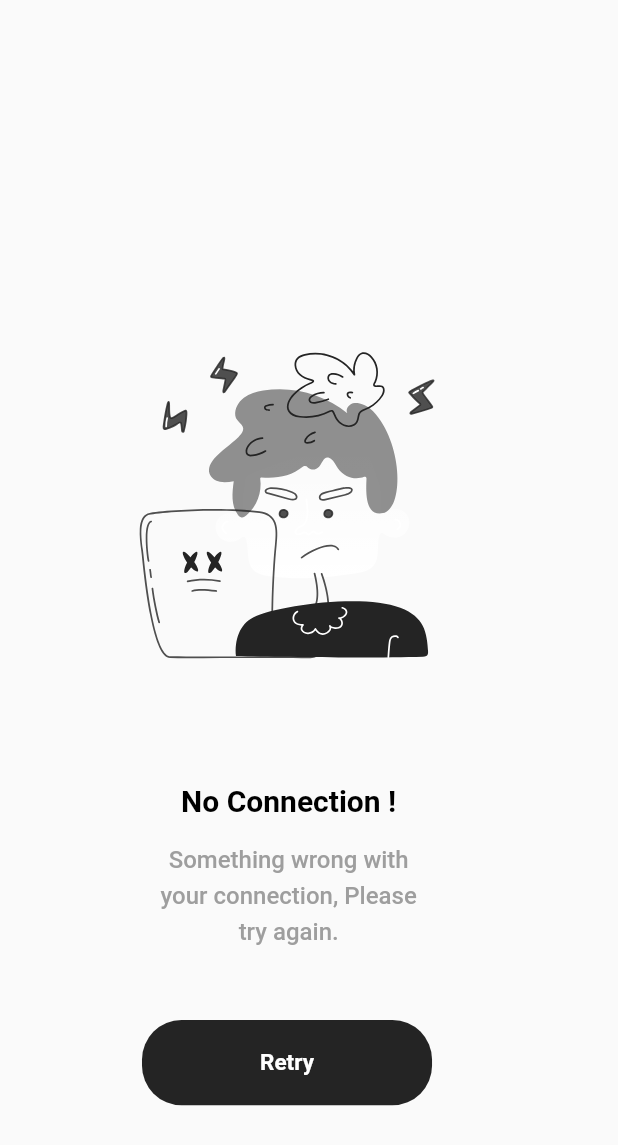
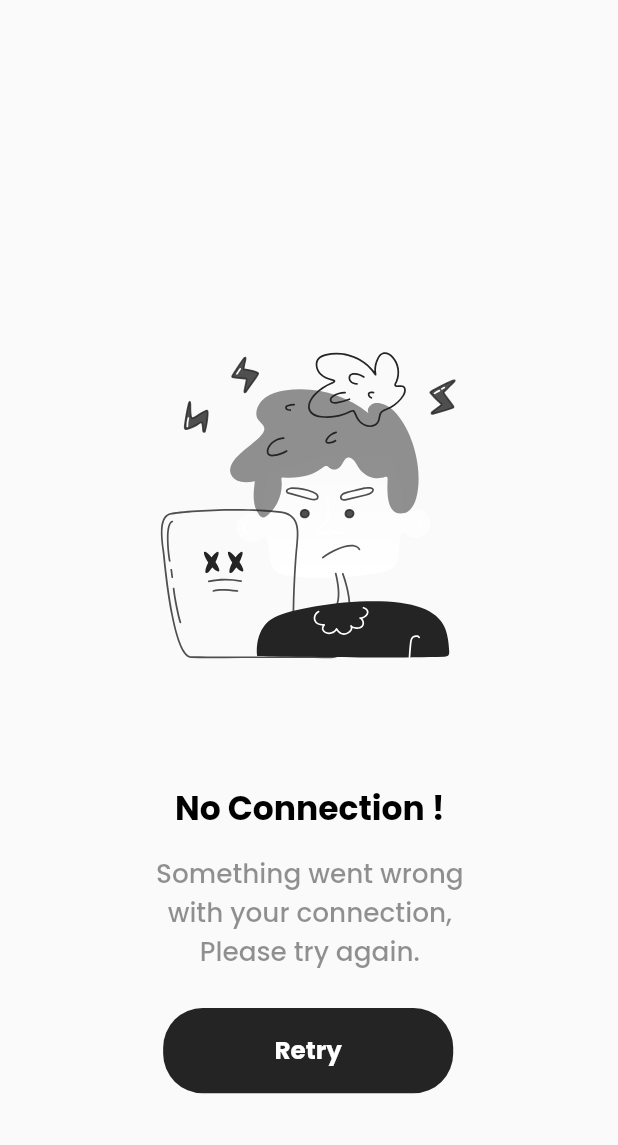
Before and after one commit to yousifabughali/graduation, a Flutter app: the CheckConnectivity screen opened directly, on a phone screen of 412 x 824 dp. Shown: the top 1145 px of the screen. Run offline on Flutter 3.47's test engine with Material 2 defaults, Android fonts, the phone set to English and light mode, and no system bars; our stand-ins replace cloud_firestore, connectivity_plus, dotted_line, firebase_auth, firebase_core, firebase_storage and 5 more; accounts and stored records are empty; project files that could hold a hidden picture were left out.

Commit message:
ALl Done!!

```diff
--- a/lib/error_state/connectivity.dart
+++ b/lib/error_state/connectivity.dart
@@ -1,11 +1,24 @@
+import 'dart:async';
+
+import 'package:connectivity_plus/connectivity_plus.dart';
 import 'package:flutter/material.dart';
 import 'package:flutter_screenutil/flutter_screenutil.dart';
 import 'package:flutter_svg/flutter_svg.dart';
 import 'package:graduation/app_router/router.dart';
+import 'package:graduation/home_screens/home_screen.dart';
 import 'package:graduation/splashScreen.dart';
+import 'package:internet_connection_checker/internet_connection_checker.dart';
 
-class CheckConnectivity extends StatelessWidget {
+class CheckConnectivity extends StatefulWidget {
   const CheckConnectivity({Key? key}) : super(key: key);
+
+  @override
+  State<CheckConnectivity> createState() => _CheckConnectivityState();
+}
+
+class _CheckConnectivityState extends State<CheckConnectivity> {
+  late bool isDeviceConnected;
+
 
   @override
   Widget build(BuildContext context) {
@@ -25,7 +38,9 @@ class CheckConnectivity extends StatelessWidget {
                 style: TextStyle(
                   color: Colors.black,
                   fontWeight: FontWeight.w700,
-                  fontSize: 20,
+                  fontSize: 20.sp,
+                    fontFamily: 'Poppins'
+
                 ),
               ),
             ),
@@ -35,14 +50,16 @@ class CheckConnectivity extends StatelessWidget {
             Padding(
               padding: EdgeInsets.only(left: 45.w, right: 43.w),
               child: Text(
-                'Something wrong with \nyour connection, Please \ntry again.\n',
+                'Something went wrong with your connection, Please try again.',
                 textAlign: TextAlign.center,
 
                 style: TextStyle(
-                    color: Colors.grey,
+                    color: Color.fromRGBO(36, 36, 36, 0.5),
                     fontWeight: FontWeight.w500,
-                    fontSize: 16,
-                    height: 1.5),
+                    fontSize: 16.sp,
+                    height: 1.5,
+                  fontFamily: 'Poppins'
+                ),
               ),
             ),
             SizedBox(
@@ -55,16 +72,20 @@ class CheckConnectivity extends StatelessWidget {
                   fixedSize: Size(176.w, 56.h),
                   shape: RoundedRectangleBorder(
                       borderRadius: BorderRadius.circular(26.r))),
-              onPressed: () {
-                AppRouter.NavigateWithReplacemtnToWidget(SplashScreen());
+              onPressed: () async {
+                isDeviceConnected = await InternetConnectionChecker().hasConnection;
+                if(isDeviceConnected){
+                  AppRouter.NavigateWithReplacemtnToWidget(SplashScreen());
+                }
 
               },
-              child: const Text(
+              child: Text(
                 'Retry',
                 style: TextStyle(
                   color: Colors.white,
                   fontWeight: FontWeight.w700,
-                  fontSize: 15,
+                  fontSize: 15.sp,
+                  fontFamily: 'Poppins'
                 ),
               ),
             ),
--- a/lib/sub_pages/question_screen.dart
+++ b/lib/sub_pages/question_screen.dart
@@ -91,6 +91,9 @@ class _QuestionScreenState extends State<QuestionScreen> {
                           widget.postId,
                           authProvider.nameController.text,
                         );
+                        FocusScopeNode currentFocus = FocusScope.of(context);
+                        currentFocus.unfocus();
+
 
                       },
                       child: SvgPicture.asset('assets/icons/comment_sent.svg'),
--- a/pubspec.yaml
+++ b/pubspec.yaml
@@ -49,6 +49,7 @@ dependencies:
   image_picker: ^1.0.0
   intl: ^0.18.1
   connectivity_plus: ^4.0.1
+  internet_connection_checker: ^1.0.0+1
 
 dev_dependencies:
   flutter_test:
```
Also changed, not shown: lib/helper/internet_connectivity.dart (deleted, +0 -39 lines), lib/main.dart (+33 -17 lines), pubspec.lock.
